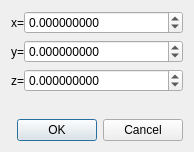
qzcad/qzcad-tree, file qzcad/pointeditordialog.ui: the form before one commit.
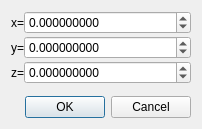
The form after the commit.

What changed in the file:
```diff
--- a/qzcad/pointeditordialog.ui
+++ b/qzcad/pointeditordialog.ui
@@ -6,8 +6,8 @@
    <rect>
     <x>0</x>
     <y>0</y>
-    <width>194</width>
-    <height>152</height>
+    <width>202</width>
+    <height>129</height>
    </rect>
   </property>
   <property name="sizePolicy">
@@ -23,8 +23,14 @@
    <bool>true</bool>
   </property>
   <layout class="QVBoxLayout" name="verticalLayout_2">
+   <property name="spacing">
+    <number>2</number>
+   </property>
    <item>
     <layout class="QVBoxLayout" name="verticalLayout">
+     <property name="spacing">
+      <number>2</number>
+     </property>
      <item>
       <layout class="QHBoxLayout" name="horizontalLayout">
        <property name="spacing">
```
Left out of the diff: 3 changed lines with no effect on the pictures.
